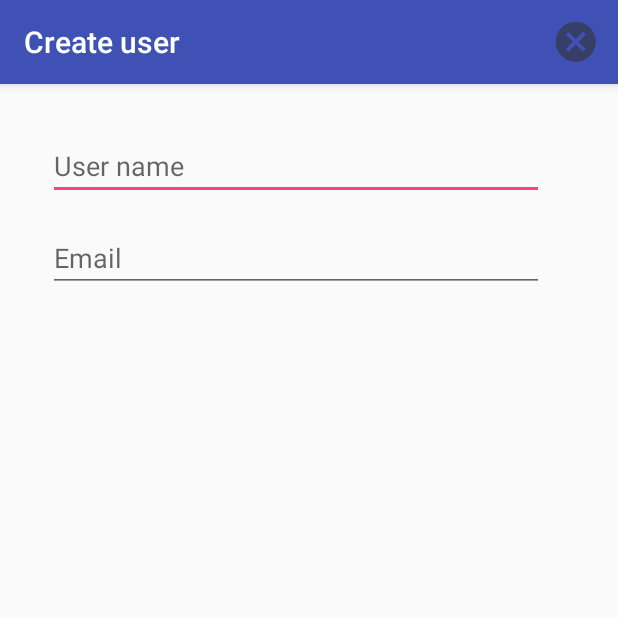
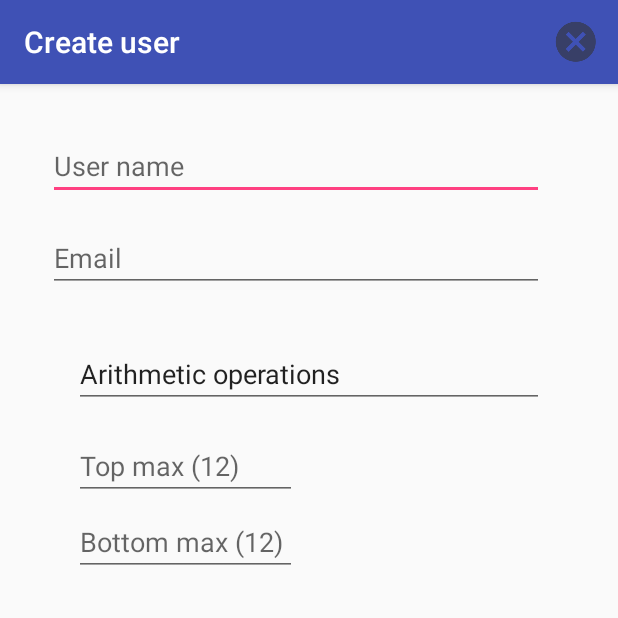
Before and after one commit to blackjackshellac/MathFlashCrashTestDummy, an Android app: the screen it shows after launch (CreateUserActivity), in the options menu, after a tap on "Create user", on a phone screen of 412 x 824 dp, the top half of it. Run offline under Robolectric (Android 15) with nearby library versions, the light colour scheme and no system bars.

Commit message:
* added UserDataMap to hold user data for all users * serialise and deserialise UserDataMap to local file

```diff
--- a/app/src/main/java/com/oneguycoding/mathflashcrashtestdummy/CreateUserActivity.java
+++ b/app/src/main/java/com/oneguycoding/mathflashcrashtestdummy/CreateUserActivity.java
@@ -6,7 +6,9 @@ import android.support.v7.app.AppCompatActivity;
 import android.os.Bundle;
 import android.view.Menu;
 import android.view.MenuItem;
+import android.view.View;
 import android.widget.EditText;
+import android.widget.TextView;
 
 public class CreateUserActivity extends AppCompatActivity {
 
@@ -22,6 +24,13 @@ public class CreateUserActivity extends AppCompatActivity {
 
 		ActionBar ab = getSupportActionBar();
 		ab.setTitle(R.string.menu_user_create);
+
+		NumberOperation nop = userData.operationData.getOp(Operation.PLUS);
+
+		TextView hinter = (TextView) findViewById(R.id.numTopMax);
+		hinter.setHint(getString(R.string.hint_top_max, nop.lp1.l2));
+		hinter = (TextView) findViewById(R.id.numBotMax);
+		hinter.setHint((getString(R.string.hint_bot_max, nop.lp2.l2)));
 
 	}
 
--- a/app/src/main/java/com/oneguycoding/mathflashcrashtestdummy/MainActivity.java
+++ b/app/src/main/java/com/oneguycoding/mathflashcrashtestdummy/MainActivity.java
@@ -1,11 +1,11 @@
 package com.oneguycoding.mathflashcrashtestdummy;
 
+import android.content.Context;
 import android.content.Intent;
-import android.content.res.Resources;
+import android.content.pm.ApplicationInfo;
 import android.media.AudioManager;
 import android.media.ToneGenerator;
 import android.os.Bundle;
-import android.os.Environment;
 import android.support.v7.app.AppCompatActivity;
 import android.util.Log;
 import android.view.KeyEvent;
@@ -13,18 +13,19 @@ import android.view.Menu;
 import android.view.MenuItem;
 import android.view.View;
 import android.view.inputmethod.EditorInfo;
-import android.widget.ArrayAdapter;
 import android.widget.ImageView;
 import android.widget.ProgressBar;
-import android.widget.Spinner;
 import android.widget.TextView;
-import android.widget.Toast;
 
 import com.google.gson.Gson;
+import com.google.gson.reflect.TypeToken;
 
-import java.util.HashMap;
-import java.util.Map;
-import java.util.Set;
+import java.io.File;
+import java.io.FileInputStream;
+import java.io.FileNotFoundException;
+import java.io.FileOutputStream;
+import java.io.IOException;
+import java.lang.reflect.Type;
 
 public class MainActivity extends AppCompatActivity {
 	public static final String EXTRA_OPS = "ops";
@@ -42,13 +43,14 @@ public class MainActivity extends AppCompatActivity {
     private ImageView response;
 	private ProgressBar progressBar;
 
-	private final Map<String,UserData> userMap;
-	private UserData userData;
-	private String curUser;
+	private UserDataMap userDataMap;
+	//private UserData userData;
+	//private String curUser;
 	private UserResults userResults;
+	private String jsonFilename;
 
 	public MainActivity() {
-		userMap = new HashMap<String,UserData>();
+		jsonFilename = "MathFlashCrashTestDummy.json";
 	}
 
 	@Override
@@ -56,11 +58,22 @@ public class MainActivity extends AppCompatActivity {
 		super.onCreate(savedInstanceState);
 		setContentView(R.layout.activity_main);
 
-		if (userMap.isEmpty()) {
-			curUser = (String) getText(R.string.user_default);
-			userData = new UserData();
-			userData.setName(curUser);
-			userMap.put(curUser, userData);
+		if (userDataMap == null) {
+			userDataMap = new UserDataMap((String) getText(R.string.user_default));
+		}
+		if (userDataMap.isEmpty()) {
+			UserDataMap udm = UserDataMap.loadJson(this, jsonFilename);
+			if (udm == null) {
+				File file = new File(getFilesDir(), jsonFilename);
+				if (file != null) {
+					file.delete();
+				}
+				// first time invocation
+				userDataMap.createNewUser((String) getText(R.string.user_default), "");
+				userDataMap.saveJson(this, jsonFilename);
+			} else {
+				userDataMap = udm;
+			}
 		}
 
 		num1 = (TextView) findViewById(R.id.number1);
@@ -100,6 +113,7 @@ public class MainActivity extends AppCompatActivity {
 		userResults = new UserResults();
 
 		setupNumbers();
+		setupUser(userDataMap.getCurUser());
 
 		progressBar = (ProgressBar) findViewById(R.id.progressBar);
 		progressBar.setMax(50);
@@ -115,7 +129,7 @@ public class MainActivity extends AppCompatActivity {
 
 	@Override
 	public boolean onPrepareOptionsMenu(Menu menu) {
-		for (String name : userMap.keySet()) {
+		for (String name : userDataMap.users()) {
 			if (name.equals(getText(R.string.user_default))) {
 				continue;
 			}
@@ -190,21 +204,21 @@ public class MainActivity extends AppCompatActivity {
 		if (name.isEmpty()) {
 			return;
 		}
-		if (userMap.containsKey(name)) {
-			curUser = name;
-			userData = userMap.get(name);
+		if (userDataMap.hasUser(name)) {
+			//userData = userDataMap.getUserData(name);
+			userDataMap.setCurUser(name);
 			setupNumbers();
 			message.setText(getResources().getString(R.string.hello_name, name));
 		}
 	}
 
 	protected void setupNumbers() {
-	    // TODO for now just get the top operation from the list
+	    // TODO for now just getUserData the top operation from the list
 	    Operation op = ops.getNextOp();
 
 	    setupOperation(op);
 
-	    userData = userMap.get(curUser);
+		UserData userData = userDataMap.getUserData();
 	    numberOperation = userData.operationData.getOp(op);
 
         numberPair = numberOperation.randomize();
@@ -225,7 +239,7 @@ public class MainActivity extends AppCompatActivity {
     public void createUser() {
 	    Intent intent = new Intent(this, CreateUserActivity.class);
 
-	    userData = new UserData();
+	    UserData userData = new UserData();
 
 	    try {
 		    intent.putExtra(EXTRA_USERDATA, userData);
@@ -260,13 +274,31 @@ public class MainActivity extends AppCompatActivity {
 					UserData ud = (UserData) intent.getSerializableExtra(EXTRA_USERDATA);
 					String name = ud.getName();
 					if (!name.isEmpty()) {
-						if (userMap.containsKey(name)) {
-							userMap.remove(name);
+						userDataMap.addUserData(ud);
+						userDataMap.saveJson(this, this.jsonFilename);
+
+						/*
+						Gson gson = new Gson();
+						Type type = new TypeToken<UserDataMap>(){}.getType();
+						String json = gson.toJson(userDataMap);
+						UserDataMap uMap = gson.fromJson(json, type);
+
+						//File file = new File(this.getFilesDir(), jsonFilename);
+						try {
+							ApplicationInfo info = this.getApplicationInfo();
+							System.out.printf("%s\n", info.toString());
+
+							FileOutputStream outputStream = openFileOutput(jsonFilename, Context.MODE_PRIVATE);
+							outputStream.write(json.getBytes());
+							outputStream.close();
+
+;
+						} catch (Exception e) {
+							e.printStackTrace();
 						}
-						userMap.put(name, ud);
-						//Gson gson = new Gson();
-						//String json = gson.toJson(userMap);
-						setupUser(name);
+						*/
+
+						setupUser(userDataMap.getCurUser());
 					}
 				}
 				break;
--- a/app/src/main/java/com/oneguycoding/mathflashcrashtestdummy/UserData.java
+++ b/app/src/main/java/com/oneguycoding/mathflashcrashtestdummy/UserData.java
@@ -12,8 +12,12 @@ public class UserData implements Serializable {
 	public final OperationData operationData;
 
 	UserData() {
-		name = new String();
-		email = new String();
+		this("","");
+	}
+
+	UserData(String name, String email) {
+		this.name = name;
+		this.email = email;
 		operationData = new OperationData();
 	}
 
--- /dev/null
+++ b/app/src/main/java/com/oneguycoding/mathflashcrashtestdummy/UserDataMap.java
@@ -0,0 +1,151 @@
+package com.oneguycoding.mathflashcrashtestdummy;
+
+import android.app.Activity;
+import android.content.Context;
+
+import com.google.gson.FieldNamingPolicy;
+import com.google.gson.Gson;
+import com.google.gson.GsonBuilder;
+import com.google.gson.JsonParseException;
+import com.google.gson.annotations.SerializedName;
+import com.google.gson.reflect.TypeToken;
+
+import java.io.FileInputStream;
+import java.io.FileNotFoundException;
+import java.io.FileOutputStream;
+import java.io.IOException;
+import java.lang.reflect.Type;
+import java.util.HashMap;
+import java.util.Set;
+
+/**
+ * Created by steeve on 13/09/17.
+ */
+
+public class UserDataMap {
+	@SerializedName("VERSION_USERDATAMAP")
+	public static final String VERSION_USERDATAMAP = "20170914";
+	@SerializedName("curUser")
+	private String curUser;
+	@SerializedName("userDataMap")
+	private final HashMap<String,UserData> userDataMap;
+
+	UserDataMap() {
+		userDataMap = new HashMap<String,UserData>();
+	}
+
+	UserDataMap(String curUser) {
+		this();
+		this.setCurUser(curUser);
+	}
+
+	public String getCurUser() {
+		return curUser;
+	}
+
+	/**
+	 * Set the current user
+	 *
+	 * @param name user to set as current user
+	 *
+	 */
+	public void setCurUser(String name) {
+		this.curUser = name;
+	}
+
+	public UserData getUserData() {
+		return userDataMap.get(curUser);
+	}
+
+	/**
+	 * Create a new userData object and set current user to new user.  Nothing is done if the user already exists in the map
+	 * @param user username to create
+	 */
+	public void createNewUser(String user, String email) {
+		if (!userDataMap.containsKey(user)) {
+			setCurUser(user);
+			userDataMap.put(user, new UserData(user, email));
+		}
+
+	}
+
+	public void addUserData(UserData userData) {
+		String name = userData.getName();
+		if (name.isEmpty()) {
+			return;
+		}
+		setCurUser(name);
+		userDataMap.put(curUser, userData);
+	}
+
+	/**
+	 * Load the given json data file and parse to create a UserDataMap
+	 *
+	 * @param activity
+	 * @param jsonFilename
+	 *
+	 * @return UserDataMap object if file is found, null otherwise
+	 */
+	public static UserDataMap loadJson(Activity activity, String jsonFilename) {
+		try {
+			FileInputStream inputStream = activity.openFileInput(jsonFilename);
+			byte[] data = new byte[(int) inputStream.available()];
+			inputStream.read(data);
+			inputStream.close();
+
+			String json = new String(data, "UTF-8");
+
+			Gson gson = new Gson();
+			Type type = new TypeToken<UserDataMap>(){}.getType();
+			UserDataMap udm = gson.fromJson(json, type);
+			if (udm.getCurUser() == null) {
+				return null;
+			}
+			return udm;
+		} catch (FileNotFoundException e) {
+			return null;
+		} catch (IOException e) {
+			e.printStackTrace();
+		} catch (JsonParseException e) {
+			e.printStackTrace();
+		}
+
+		return null;
+	}
+
+	private String toJson() {
+		GsonBuilder gbuilder = new GsonBuilder();
+		gbuilder.serializeNulls();
+		gbuilder.setFieldNamingPolicy(FieldNamingPolicy.IDENTITY);
+		Gson gson = gbuilder.create();
+		//Type type = new TypeToken<UserDataMap>(){}.getType();
+		return gson.toJson(this, UserDataMap.class);
+	}
+
+	public void saveJson(Activity mainActivity, String jsonFilename) {
+		FileOutputStream outputStream = null;
+		try {
+			String json = toJson();
+			outputStream = mainActivity.openFileOutput(jsonFilename, Context.MODE_PRIVATE);
+			outputStream.write(json.getBytes());
+			outputStream.close();
+		} catch (FileNotFoundException e) {
+			e.printStackTrace();
+		} catch (IOException e) {
+			e.printStackTrace();
+		}
+	}
+
+
+	public Set<String> users() {
+		return userDataMap.keySet();
+	}
+
+	public boolean hasUser(String name) {
+		return userDataMap.containsKey(name);
+	}
+
+	public boolean isEmpty() {
+		return userDataMap.isEmpty();
+	}
+}
--- a/app/src/main/res/layout/activity_create_user.xml
+++ b/app/src/main/res/layout/activity_create_user.xml
@@ -42,4 +42,65 @@
         android:id="@+id/guideline7"
         android:orientation="vertical"
         app:layout_constraintGuide_percent="0.9"/>
+
+    <EditText
+        android:id="@+id/numTopMax"
+        android:layout_width="0dp"
+        android:layout_height="wrap_content"
+        android:layout_marginLeft="8dp"
+        android:layout_marginRight="8dp"
+        android:ems="10"
+        android:hint="@string/hint_top_max"
+        android:inputType="number"
+        app:layout_constraintHorizontal_bias="0.0"
+        app:layout_constraintLeft_toLeftOf="@+id/guideline9"
+        app:layout_constraintRight_toLeftOf="@+id/guideline8"
+        android:layout_marginTop="16dp"
+        app:layout_constraintTop_toBottomOf="@+id/editText4"/>
+
+    <EditText
+        android:id="@+id/numBotMax"
+        android:layout_width="0dp"
+        android:layout_height="wrap_content"
+        android:layout_marginLeft="8dp"
+        android:layout_marginRight="8dp"
+        android:layout_marginTop="5dp"
+        android:ems="10"
+        android:hint="@string/hint_bot_max"
+        android:inputType="number"
+        app:layout_constraintHorizontal_bias="0.0"
+        app:layout_constraintLeft_toLeftOf="@+id/guideline9"
+        app:layout_constraintRight_toLeftOf="@+id/guideline8"
+        app:layout_constraintTop_toBottomOf="@+id/numTopMax"/>
+
+    <android.support.constraint.Guideline
+        android:layout_width="wrap_content"
+        android:layout_height="wrap_content"
+        android:id="@+id/guideline8"
+        android:orientation="vertical"
+        app:layout_constraintGuide_percent="0.5"/>
+
+    <android.support.constraint.Guideline
+        android:layout_width="wrap_content"
+        android:layout_height="wrap_content"
+        android:id="@+id/guideline9"
+        android:orientation="vertical"
+        app:layout_constraintGuide_percent="0.1"/>
+
+    <EditText
+        android:id="@+id/editText4"
+        android:layout_width="0dp"
+        android:layout_height="wrap_content"
+        android:ems="10"
+        android:inputType="none|text"
+        android:singleLine="true"
+        android:text="Arithmetic operations"
+        app:layout_constraintRight_toLeftOf="@+id/guideline7"
+        android:layout_marginRight="8dp"
+        android:layout_marginLeft="8dp"
+        app:layout_constraintLeft_toLeftOf="@+id/guideline9"
+        android:layout_marginTop="32dp"
+        app:layout_constraintTop_toBottomOf="@+id/edit_user_email"
+        app:layout_constraintHorizontal_bias="0.0"/>
+
 </android.support.constraint.ConstraintLayout>
--- a/app/src/main/res/values/strings.xml
+++ b/app/src/main/res/values/strings.xml
@@ -28,4 +28,7 @@
     <string name="msg_incorrect">%1$d is incorrect!</string>
     <string name="msg_number_long">%1$d</string>
     <string name="menu_reset_user">Reset</string>
+    <string name="descrip_smiling_star">Smiling star</string>
+    <string name="hint_top_max">Top max (%1$d)</string>
+    <string name="hint_bot_max">Bottom max (%1$d)</string>
 </resources>
```
Also changed, not shown: app/src/main/res/layout/activity_main.xml (+48 -40 lines), app/src/main/res/drawable-hdpi/star1.png (added), app/src/main/res/drawable-hdpi/star10.png (added), app/src/main/res/drawable-mdpi/star1.png (added), app/src/main/res/drawable-mdpi/star10.png (added), app/src/main/res/drawable-xhdpi/star1.png (added), app/src/main/res/drawable-xhdpi/star10.png (added), app/src/main/res/drawable-xxhdpi/star1.png (added), app/src/main/res/drawable-xxhdpi/star10.png (added), app/src/main/res/drawable-xxxhdpi/star1.png (added), app/src/main/res/drawable-xxxhdpi/star10.png (added), 1 other file.
